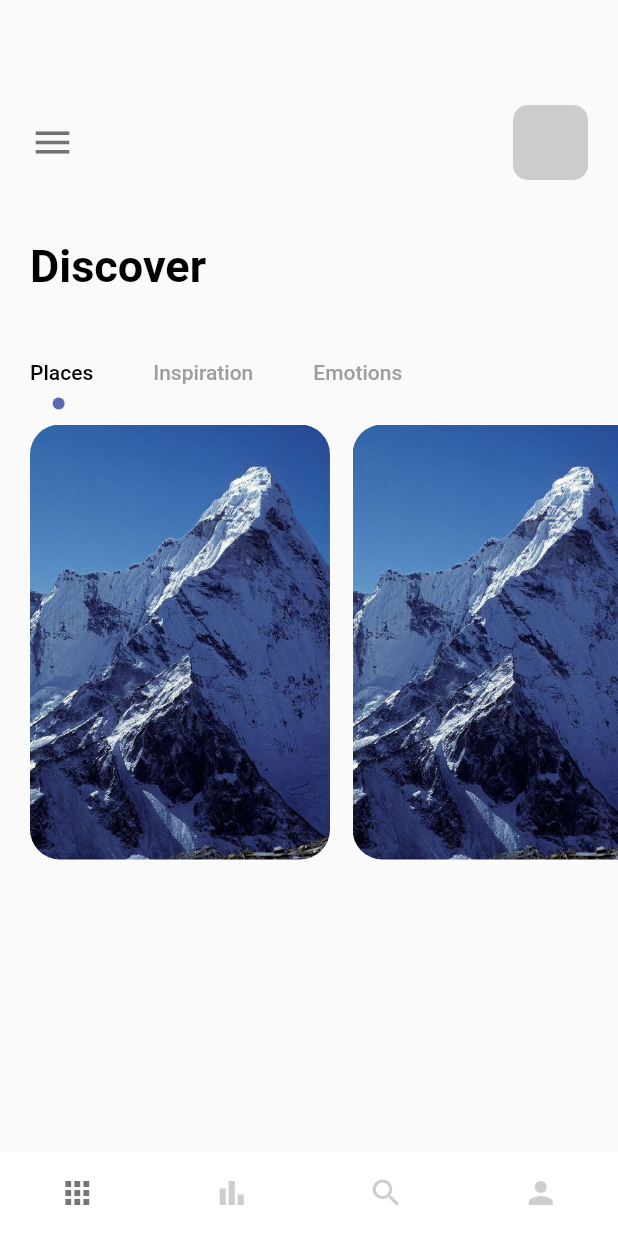
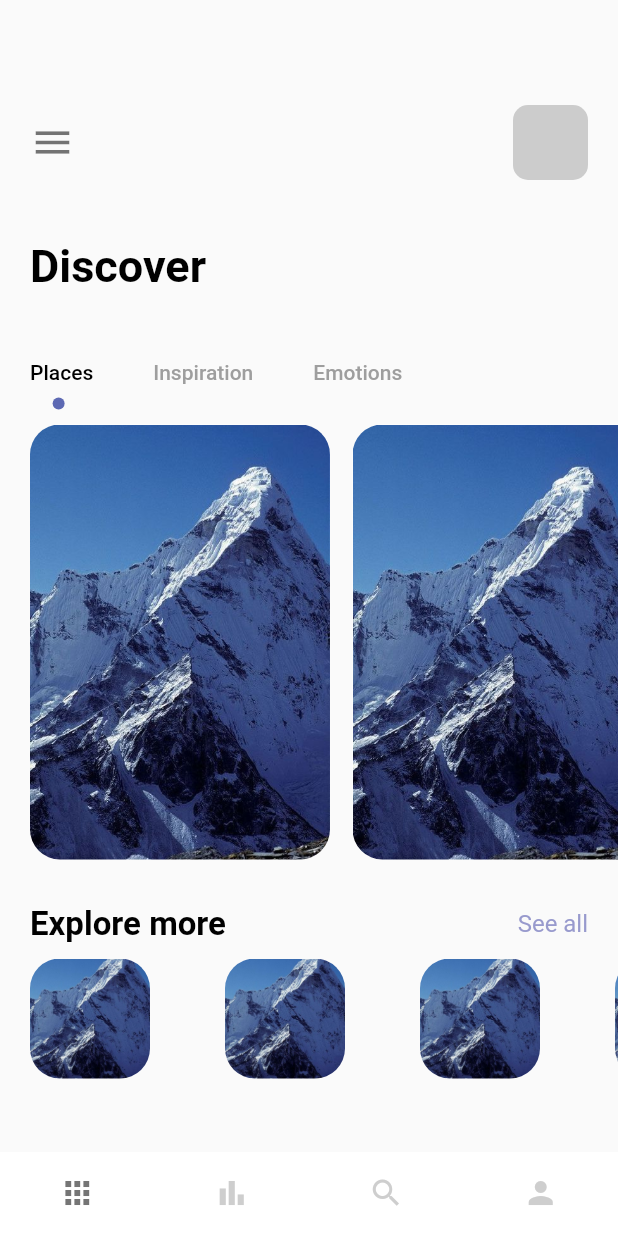
Before and after one commit to dev-Pedrod/Flutter-App, a Flutter app: the screen it shows after launch, on a phone screen of 412 x 824 dp. Run offline on Flutter 3.47's test engine with Material 2 defaults, Android fonts, the phone set to English and light mode, and no system bars.

Commit message:
feat(Pages): Explore more

```diff
--- a/lib/pages/navpages/home_page.dart
+++ b/lib/pages/navpages/home_page.dart
@@ -1,9 +1,12 @@
+// ignore_for_file: must_be_immutable
+
 //libs
 import 'package:flutter/material.dart';
 // colors
 import 'package:flutter_app/misc/colors.dart';
 // widgets
 import 'package:flutter_app/widgets/app_large_text.dart';
+import 'package:flutter_app/widgets/app_text.dart';
 
 class HomePage extends StatefulWidget {
   const HomePage({super.key});
@@ -95,16 +98,62 @@ class _HomePageState extends State<HomePage> with TickerProviderStateMixin {
                         borderRadius: BorderRadius.circular(20),
                         color: Colors.white,
                         image: const DecorationImage(
-                            image: AssetImage("img/mountain.jpeg"),
-                            fit: BoxFit.cover,
-                            )),
+                          image: AssetImage("img/mountain.jpeg"),
+                          fit: BoxFit.cover,
+                        )),
                   );
                 },
               ),
               const Text("there"),
               const Text("bye"),
             ]),
-          )
+          ),
+          const SizedBox(
+            height: 30,
+          ),
+          Container(
+            margin: const EdgeInsets.only(left: 20, right: 20),
+            child: Row(
+              mainAxisAlignment: MainAxisAlignment.spaceBetween,
+              children: [
+                AppLargeText(
+                  text: "Explore more",
+                  size: 22,
+                ),
+                AppText(
+                  text: "See all",
+                  color: AppColors.textColor1,
+                )
+              ],
+            ),
+          ),
+          const SizedBox(height: 10,),
+          Container(
+            height: 100,
+            width: double.maxFinite,
+            margin: const EdgeInsets.only(left: 20),
+            child: ListView.builder(
+              itemCount: 4,
+              scrollDirection: Axis.horizontal,
+              itemBuilder: (_, index){
+              return Column(
+                children: [
+                  Container(
+                    width: 80,
+                    height: 80,
+                    margin: const EdgeInsets.only(right: 50,),
+                    decoration: BoxDecoration(
+                        borderRadius: BorderRadius.circular(20),
+                        color: Colors.white,
+                        image: const DecorationImage(
+                          image: AssetImage("img/mountain.jpeg"),
+                          fit: BoxFit.cover,
+                        )),
+                  ),
+                ],
+              );
+            }),
+          ),
         ],
       ),
     );
```
